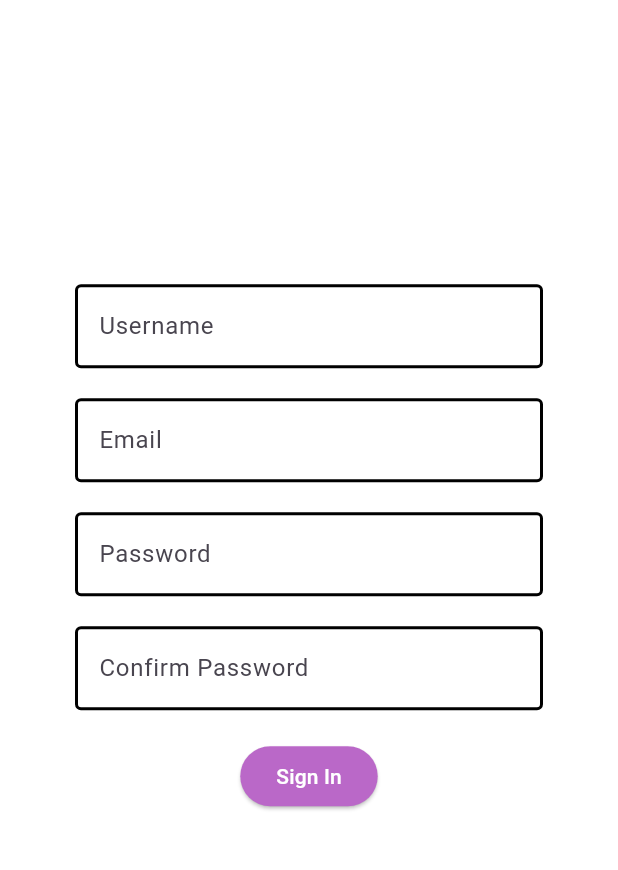
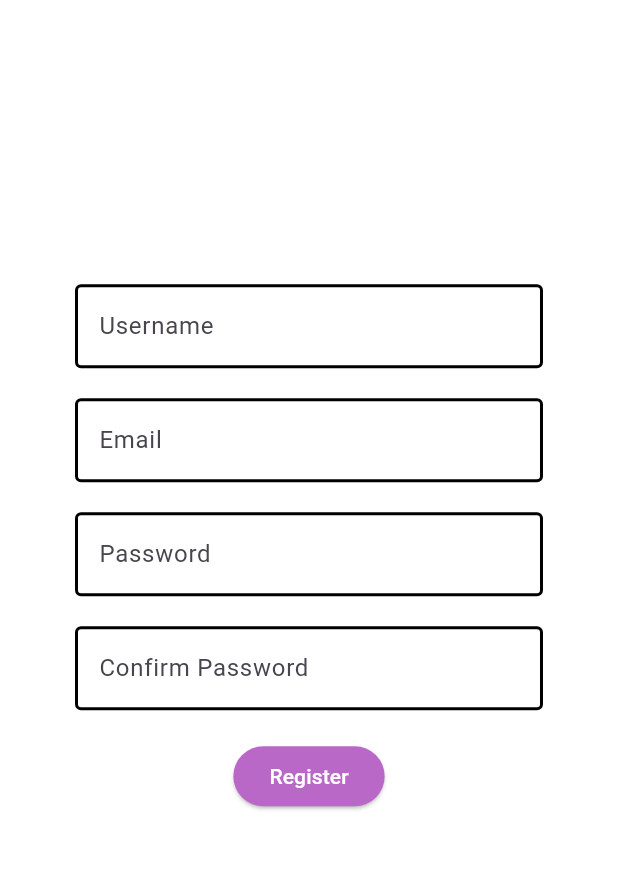
Before and after one commit to EikeMB/mobileHoursManager, a Flutter app: the screen it shows after launch, after a tap on "Sign In", after a tap on "Register", on a phone screen of 412 x 824 dp, the part 84-954 px from its top. Run offline on Flutter 3.47's test engine with Material 3 defaults, Android fonts, the phone set to English and light mode, and no system bars; our stand-ins replace firebase_auth, firebase_core, flutter_spinkit; accounts and stored records are empty; network calls fail.

Commit message:
implemented user authentication
next steps:
1. implement user database
2. implement organization database
3. home page ui

```diff
--- a/hour_log/lib/main.dart
+++ b/hour_log/lib/main.dart
@@ -2,12 +2,10 @@ import 'package:flutter/material.dart';
 import 'package:firebase_core/firebase_core.dart';
 import 'package:hour_log/models/user.dart';
 import 'package:hour_log/screens/authentication/authenticate.dart';
-import 'package:hour_log/screens/authentication/register.dart';
 import 'package:hour_log/screens/wrapper.dart';
 import 'package:hour_log/services/auth.dart';
 import 'package:provider/provider.dart';
 import 'firebase_options.dart';
-import 'package:hour_log/screens/authentication/login.dart';
 
 
 
@@ -16,9 +14,7 @@ Future<void> main() async {
   await Firebase.initializeApp(
     options: DefaultFirebaseOptions.currentPlatform,
   );
-  runApp(const MaterialApp(
-    home: Authenticate(),
-  ));
+  runApp(const MyApp());
 }
 
 
--- a/hour_log/lib/screens/authentication/login.dart
+++ b/hour_log/lib/screens/authentication/login.dart
@@ -82,8 +82,7 @@ class _SignInState extends State<SignIn> {
               const SizedBox(height: 20.0,),
               ElevatedButton(
                 style: ButtonStyle(backgroundColor: MaterialStateProperty.all(Colors.purple[300])),
-                onPressed: () {
-                  setState(() async {
+                onPressed: () async {
                     if(_formKey.currentState!.validate()){
                       setState(() {
                         loading = true;
@@ -98,8 +97,8 @@ class _SignInState extends State<SignIn> {
                         loading = false;
                         error = 'Login unsuccessful';
                       });
-                    }
-                  });
+
+                  }
                 },
                 child: const Text(
                   'Sign In',
--- a/hour_log/lib/screens/authentication/register.dart
+++ b/hour_log/lib/screens/authentication/register.dart
@@ -114,7 +114,7 @@ class _RegisterState extends State<Register> {
                   }
                 },
                 child: const Text(
-                  'Sign In',
+                  'Register',
                   style: TextStyle(color: Colors.white),
                 ),
               ),
```
Also changed, not shown: hour_log/lib/screens/home/home.dart (+21 -0 lines), hour_log/lib/services/auth.dart (+9 -0 lines).
